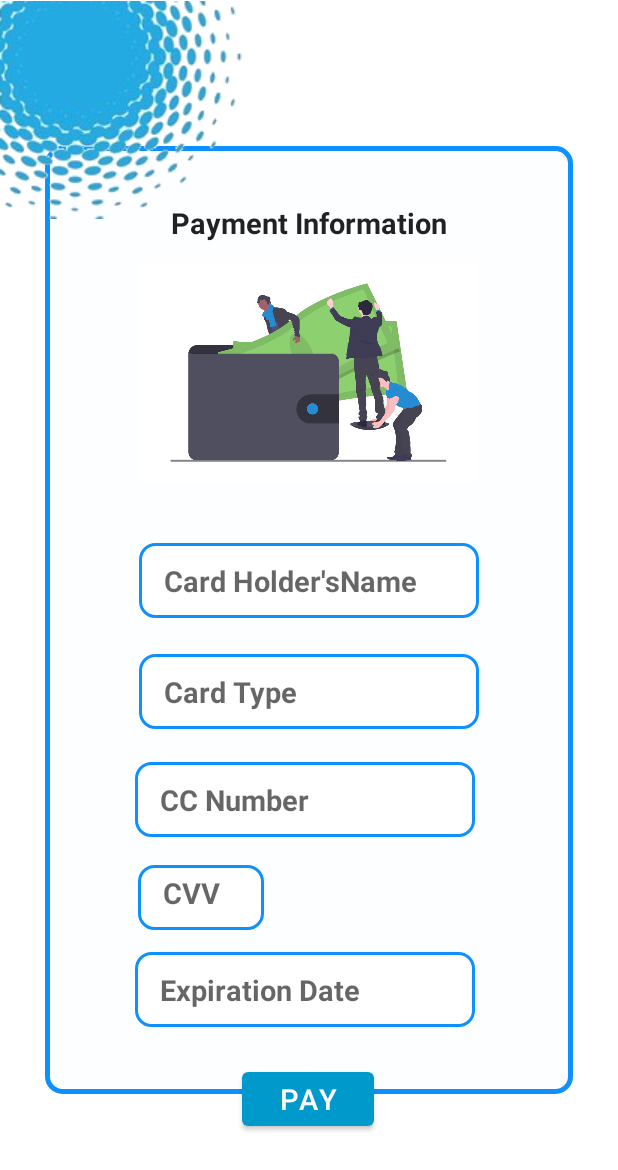
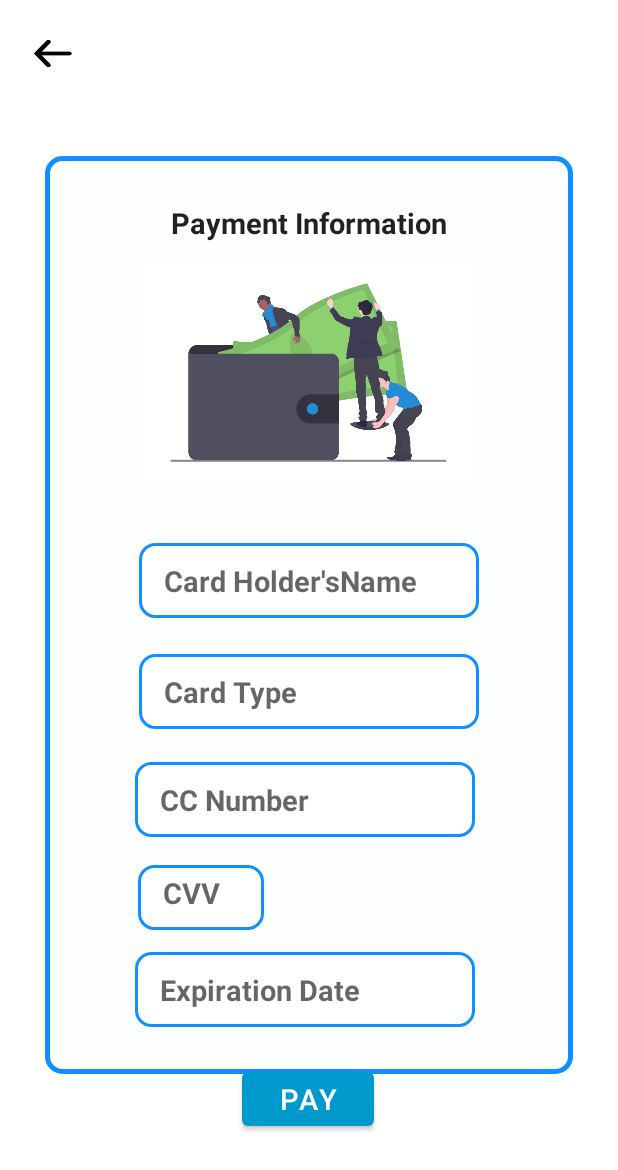
Before and after one commit to aparna-jay/Travel_Ticket, an Android app: the PaymentInformationActivity screen opened directly, with no data from a screen before it, on a phone screen of 412 x 824 dp. Shown: the top 1170 px of the screen. Run offline under Robolectric (Android 15) with nearby library versions, the phone set to English and light mode, and no system bars.

Commit message:
create navigations

```diff
--- a/app/src/main/java/com/uee/travel_ticket/PaymentInformationActivity.java
+++ b/app/src/main/java/com/uee/travel_ticket/PaymentInformationActivity.java
@@ -2,7 +2,10 @@ package com.uee.travel_ticket;
 
 import androidx.appcompat.app.AppCompatActivity;
 
+import android.content.Intent;
 import android.os.Bundle;
+import android.view.View;
+import android.widget.ImageButton;
 
 public class PaymentInformationActivity extends AppCompatActivity {
 
@@ -10,5 +13,15 @@ public class PaymentInformationActivity extends AppCompatActivity {
     protected void onCreate(Bundle savedInstanceState) {
         super.onCreate(savedInstanceState);
         setContentView(R.layout.activity_payment_information);
+
+        ImageButton back = (ImageButton) findViewById(R.id.back);
+
+        back.setOnClickListener(new View.OnClickListener() {
+            @Override
+            public void onClick(View view) {
+                Intent intent = new Intent(PaymentInformationActivity.this, MainActivity.class);
+                startActivity(intent);
+            }
+        });
     }
 }
--- a/app/src/main/res/layout/activity_payment_information.xml
+++ b/app/src/main/res/layout/activity_payment_information.xml
@@ -6,10 +6,24 @@
     android:layout_height="match_parent"
     tools:context=".PaymentInformationActivity">
 
+    <ImageButton
+        android:id="@+id/back"
+        android:layout_width="37dp"
+        android:layout_height="31dp"
+        android:background="@null"
+        android:scaleType="fitXY"
+        app:layout_constraintBottom_toBottomOf="parent"
+        app:layout_constraintEnd_toEndOf="parent"
+        app:layout_constraintHorizontal_bias="0.044"
+        app:layout_constraintStart_toStartOf="parent"
+        app:layout_constraintTop_toTopOf="parent"
+        app:layout_constraintVertical_bias="0.025"
+        app:srcCompat="@drawable/back" />
+
     <ImageView
         android:id="@+id/imageView19"
         android:layout_width="352dp"
-        android:layout_height="632dp"
+        android:layout_height="612dp"
         android:layout_marginLeft="30dp"
         android:layout_marginTop="60dp"
         android:layout_marginRight="30dp"
@@ -22,17 +36,6 @@
         app:layout_constraintVertical_bias="0.363"
         app:srcCompat="@drawable/formbackground" />
 
-    <ImageView
-        android:id="@+id/imageView18"
-        android:layout_width="wrap_content"
-        android:layout_height="wrap_content"
-        app:layout_constraintBottom_toBottomOf="parent"
-        app:layout_constraintEnd_toEndOf="parent"
-        app:layout_constraintHorizontal_bias="0.0"
-        app:layout_constraintStart_toStartOf="parent"
-        app:layout_constraintTop_toTopOf="parent"
-        app:layout_constraintVertical_bias="0.001"
-        app:srcCompat="@drawable/bgimg" />
 
     <ImageView
         android:id="@+id/imageView2"
```
Also changed, not shown: app/src/main/java/com/uee/travel_ticket/CreditActivity.java (+12 -0 lines), app/src/main/java/com/uee/travel_ticket/GetLocationActivity.java (+11 -0 lines), app/src/main/res/layout/activity_credit.xml (+13 -0 lines), app/src/main/res/layout/activity_get_location.xml (+14 -17 lines), app/src/main/res/drawable-v24/bgimg.png (deleted).
